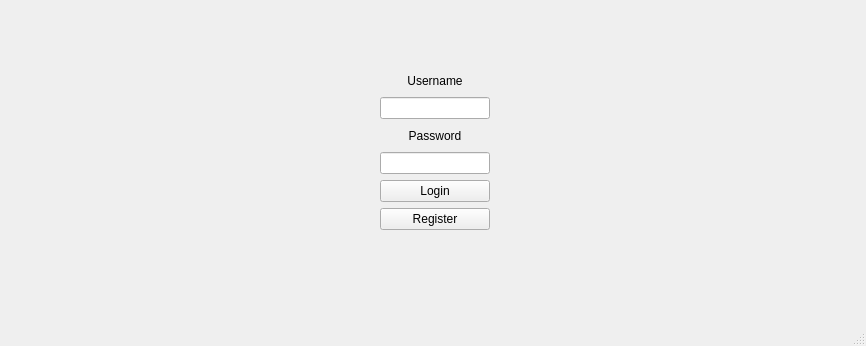
Old version of the form Interfata/form.ui in the repository GalatanuM/Tema-de-casa-BD.
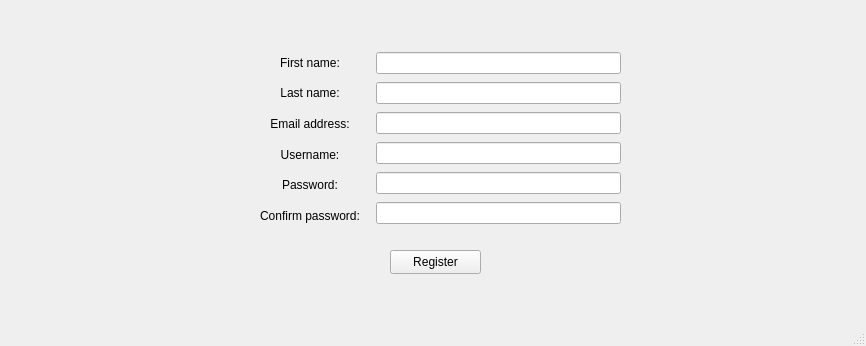
New version of the form.

```diff
--- a/Interfata/form.ui
+++ b/Interfata/form.ui
@@ -24,7 +24,7 @@
      </rect>
     </property>
     <property name="currentIndex">
-     <number>0</number>
+     <number>3</number>
     </property>
     <widget class="QWidget" name="page">
      <widget class="QWidget" name="layoutWidget">
@@ -277,6 +277,125 @@
       </layout>
      </widget>
     </widget>
+    <widget class="QWidget" name="page_4">
+     <widget class="QPushButton" name="pushButton_9">
+      <property name="geometry">
+       <rect>
+        <x>380</x>
+        <y>240</y>
+        <width>91</width>
+        <height>24</height>
+       </rect>
+      </property>
+      <property name="text">
+       <string>Register</string>
+      </property>
+     </widget>
+     <widget class="QWidget" name="">
+      <property name="geometry">
+       <rect>
+        <x>240</x>
+        <y>40</y>
+        <width>371</width>
+        <height>178</height>
+       </rect>
+      </property>
+      <layout class="QHBoxLayout" name="horizontalLayout_4">
+       <item>
+        <layout class="QVBoxLayout" name="verticalLayout_5">
+         <property name="leftMargin">
+          <number>10</number>
+         </property>
+         <property name="rightMargin">
+          <number>10</number>
+         </property>
+         <item>
+          <widget class="QLabel" name="label_9">
+           <property name="text">
+            <string>First name:</string>
+           </property>
+           <property name="alignment">
+            <set>Qt::AlignCenter</set>
+           </property>
+          </widget>
+         </item>
+         <item>
+          <widget class="QLabel" name="label_10">
+           <property name="text">
+            <string>Last name:</string>
+           </property>
+           <property name="alignment">
+            <set>Qt::AlignCenter</set>
+           </property>
+          </widget>
+         </item>
+         <item>
+          <widget class="QLabel" name="label_11">
+           <property name="text">
+            <string>Email address:</string>
+           </property>
+           <property name="alignment">
+            <set>Qt::AlignCenter</set>
+           </property>
+          </widget>
+         </item>
+         <item>
+          <widget class="QLabel" name="label_8">
+           <property name="text">
+            <string>Username:</string>
+           </property>
+           <property name="alignment">
+            <set>Qt::AlignCenter</set>
+           </property>
+          </widget>
+         </item>
+         <item>
+          <widget class="QLabel" name="label_12">
+           <property name="text">
+            <string>Password:</string>
+           </property>
+           <property name="alignment">
+            <set>Qt::AlignCenter</set>
+           </property>
+          </widget>
+         </item>
+         <item>
+          <widget class="QLabel" name="label_13">
+           <property name="text">
+            <string>Confirm password:</string>
+           </property>
+           <property name="alignment">
+            <set>Qt::AlignCenter</set>
+           </property>
+          </widget>
+         </item>
+        </layout>
+       </item>
+       <item>
+        <layout class="QVBoxLayout" name="verticalLayout_8">
+         <item>
+          <widget class="QLineEdit" name="lineEdit_3"/>
+         </item>
+         <item>
+          <widget class="QLineEdit" name="lineEdit_4"/>
+         </item>
+         <item>
+          <widget class="QLineEdit" name="lineEdit_5"/>
+         </item>
+         <item>
+          <widget class="QLineEdit" name="lineEdit_6"/>
+         </item>
+         <item>
+          <widget class="QLineEdit" name="lineEdit_7"/>
+         </item>
+         <item>
+          <widget class="QLineEdit" name="lineEdit_8"/>
+         </item>
+        </layout>
+       </item>
+      </layout>
+     </widget>
+    </widget>
    </widget>
   </widget>
   <widget class="QMenuBar" name="menubar">
```
Left out of the diff: 2 changed lines with no effect on the pictures.
